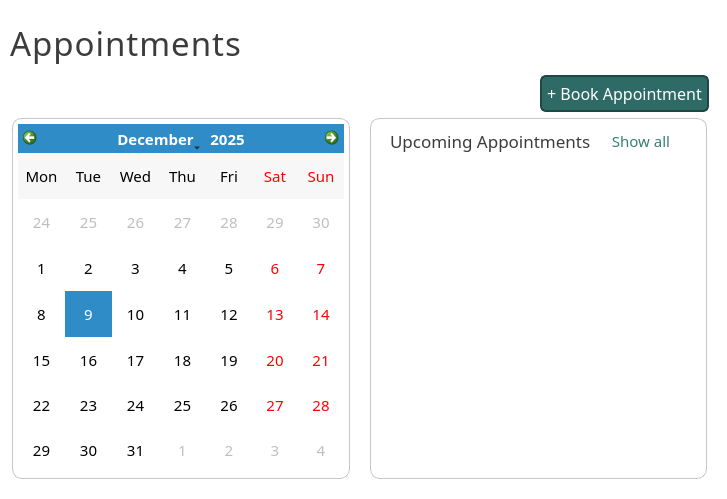
Above: ui/PageAppointments.ui from karlito20/AdoraFlowProject before the change. Below: the same form after it.
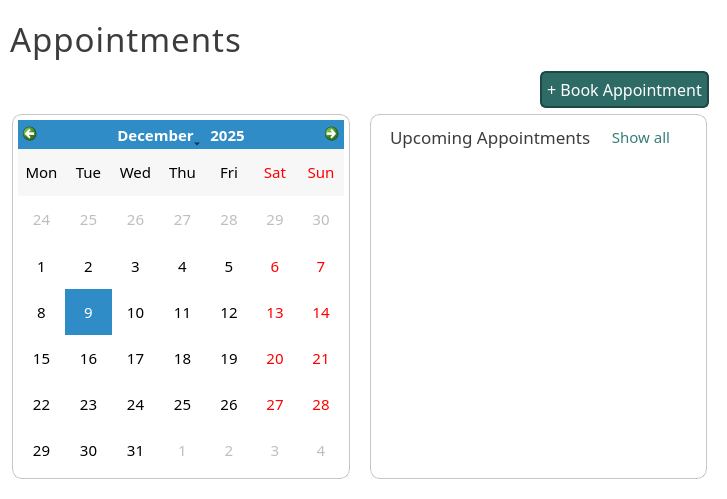
That is the form after the change.

Patch:
```diff
--- a/ui/PageAppointments.ui
+++ b/ui/PageAppointments.ui
@@ -496,7 +496,7 @@
     <number>10</number>
    </property>
    <property name="topMargin">
-    <number>20</number>
+    <number>16</number>
    </property>
    <property name="rightMargin">
     <number>18</number>
@@ -811,7 +811,7 @@
                  <x>0</x>
                  <y>0</y>
                  <width>294</width>
-                 <height>331</height>
+                 <height>335</height>
                 </rect>
                </property>
                <property name="styleSheet">
```
